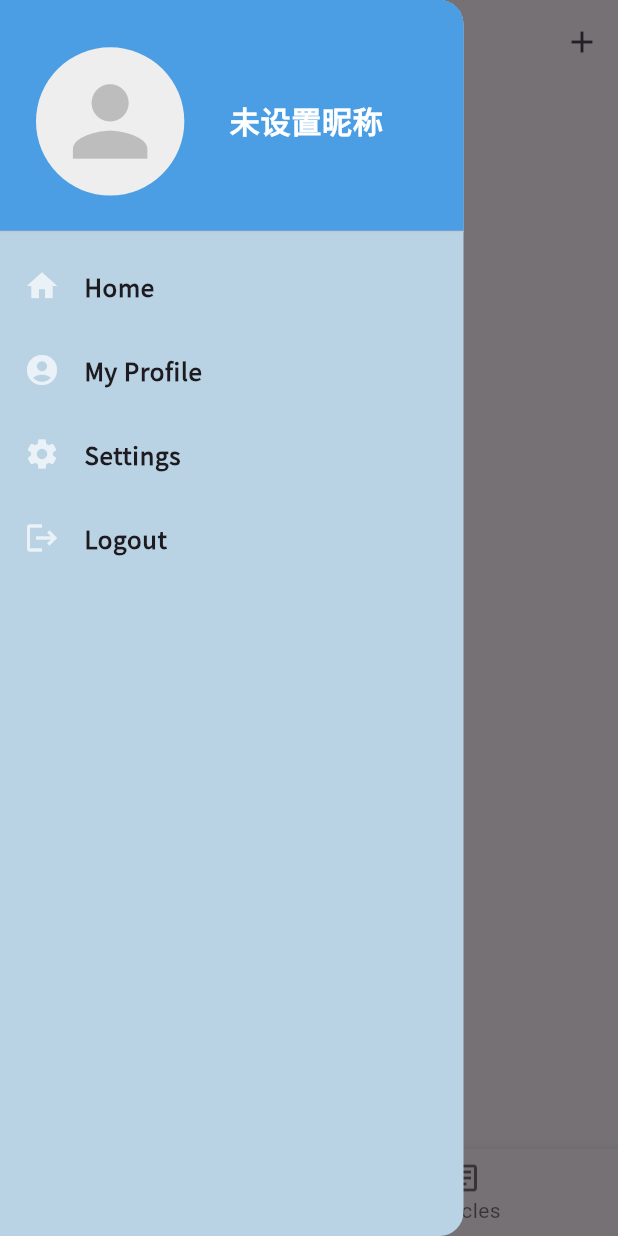
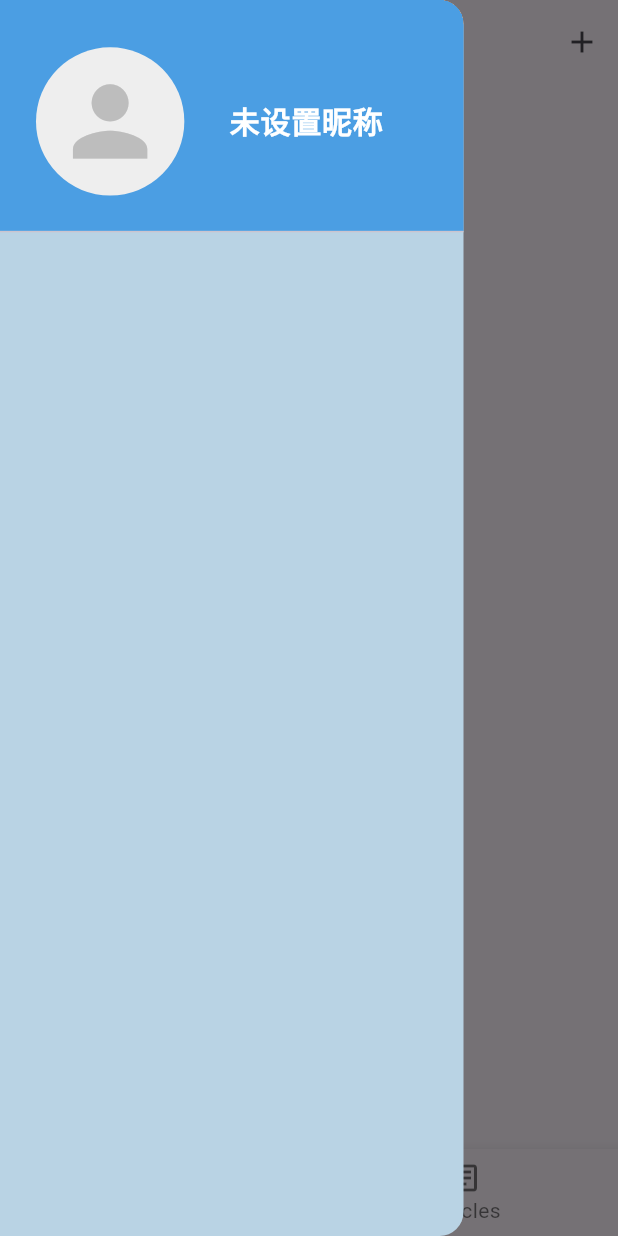
Before and after one commit to moze-max/flomosupport, a Flutter app: the screen it shows after launch, after a tap on "生活", after a tap on the "menu" icon, on a phone screen of 412 x 824 dp. Run offline on Flutter 3.47's test engine with Material 3 defaults, Android fonts, the phone set to English and light mode, and no system bars; our stand-ins replace file, flutter_secure_storage, image_cropper, image_picker, share_plus.

Commit message:
refactor: 注释掉部分 UI 代码
- 在 article.dart 中注释掉了搜索框代码
- 在 user_account_page.dart 中注释掉了用户账户页面的列表项代码

```diff
--- a/lib/pages/article.dart
+++ b/lib/pages/article.dart
@@ -107,24 +107,24 @@ class _ArticleState extends State<Article> {
       ),
       body: Column(
         children: [
-          Padding(
-            padding:
-                const EdgeInsets.only(bottom: 10.0, left: 10.0, right: 16.0),
-            child: TextField(
-              decoration: InputDecoration(
-                hintText: appLocalizations.searchHint,
-                prefixIcon: const Icon(Icons.search),
-                border: OutlineInputBorder(
-                  borderRadius: BorderRadius.circular(8.0),
-                  borderSide: BorderSide.none,
-                ),
-                contentPadding: const EdgeInsets.symmetric(vertical: 0),
-              ),
-              onChanged: (value) {
-                // 搜索逻辑
-              },
-            ),
-          ),
+          // Padding(
+          //   padding:
+          //       const EdgeInsets.only(bottom: 10.0, left: 10.0, right: 16.0),
+          //   child: TextField(
+          //     decoration: InputDecoration(
+          //       hintText: appLocalizations.searchHint,
+          //       prefixIcon: const Icon(Icons.search),
+          //       border: OutlineInputBorder(
+          //         borderRadius: BorderRadius.circular(8.0),
+          //         borderSide: BorderSide.none,
+          //       ),
+          //       contentPadding: const EdgeInsets.symmetric(vertical: 0),
+          //     ),
+          //     onChanged: (value) {
+          //       // 搜索逻辑
+          //     },
+          //   ),
+          // ),
           Expanded(
             child: ListView(
               key: const Key('mainSettingsScrollView'),
--- a/lib/pages/user_account_page.dart
+++ b/lib/pages/user_account_page.dart
@@ -57,48 +57,48 @@ class _UserAccountPageState extends State<UserAccountPage> {
               ),
             ),
           ),
-          ListTile(
-            leading: Icon(Icons.home, color: Colors.white70),
-            title: Text(
-              'Home',
-              style: TextStyle(fontWeight: FontWeight.bold),
-            ),
-            onTap: () {
-              Navigator.pop(context);
-            },
-          ),
-          ListTile(
-            leading: Icon(Icons.account_circle, color: Colors.white70),
-            title: Text(
-              'My Profile',
-              style: TextStyle(fontWeight: FontWeight.bold),
-            ),
-            onTap: () {
-              Navigator.pop(context);
-              // Navigate to My Profile page
-            },
-          ),
-          ListTile(
-            leading: Icon(Icons.settings, color: Colors.white70),
-            title: Text(
-              'Settings',
-              style: TextStyle(fontWeight: FontWeight.bold),
-            ),
-            onTap: () {
-              Navigator.pushNamed(context, '/article');
-            },
-          ),
-          ListTile(
-            leading: Icon(Icons.logout, color: Colors.white70),
-            title: Text(
-              'Logout',
-              style: TextStyle(fontWeight: FontWeight.bold),
-            ),
-            onTap: () {
-              Navigator.pop(context);
-              // Logout logic here
-            },
-          ),
+          // ListTile(
+          //   leading: Icon(Icons.home, color: Colors.white70),
+          //   title: Text(
+          //     'Home',
+          //     style: TextStyle(fontWeight: FontWeight.bold),
+          //   ),
+          //   onTap: () {
+          //     Navigator.pop(context);
+          //   },
+          // ),
+          // ListTile(
+          //   leading: Icon(Icons.account_circle, color: Colors.white70),
+          //   title: Text(
+          //     'My Profile',
+          //     style: TextStyle(fontWeight: FontWeight.bold),
+          //   ),
+          //   onTap: () {
+          //     Navigator.pop(context);
+          //     // Navigate to My Profile page
+          //   },
+          // ),
+          // ListTile(
+          //   leading: Icon(Icons.settings, color: Colors.white70),
+          //   title: Text(
+          //     'Settings',
+          //     style: TextStyle(fontWeight: FontWeight.bold),
+          //   ),
+          //   onTap: () {
+          //     Navigator.pushNamed(context, '/article');
+          //   },
+          // ),
+          // ListTile(
+          //   leading: Icon(Icons.logout, color: Colors.white70),
+          //   title: Text(
+          //     'Logout',
+          //     style: TextStyle(fontWeight: FontWeight.bold),
+          //   ),
+          //   onTap: () {
+          //     Navigator.pop(context);
+          //     // Logout logic here
+          //   },
+          // ),
         ],
       ),
     );
```
